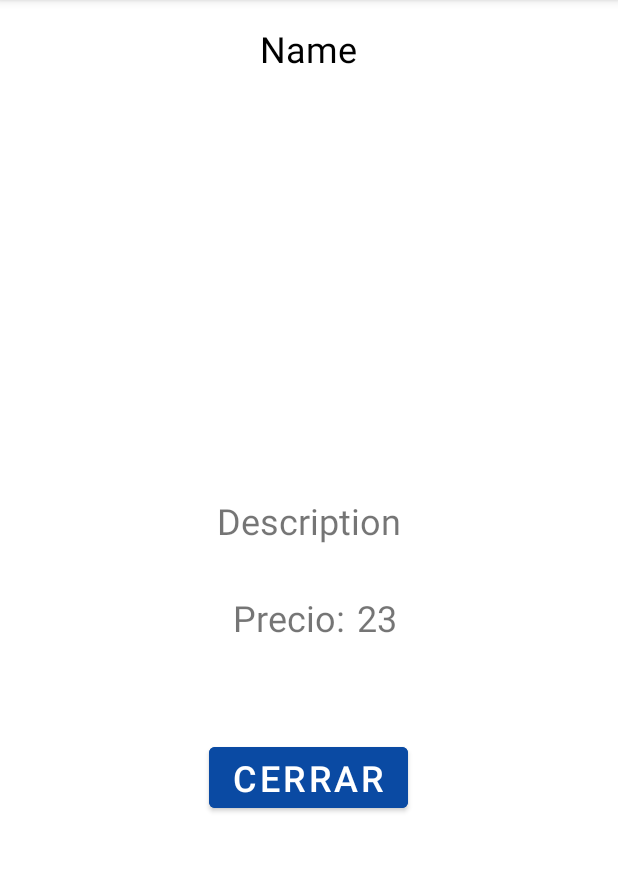
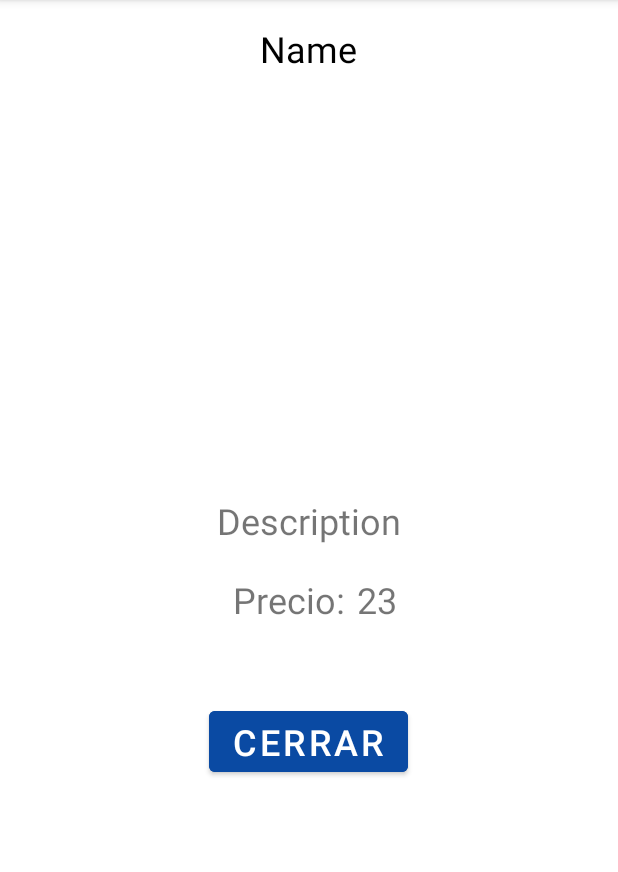
Before and after one commit to benjaespinosa-20/PracticeArchitecture, an Android app: the fragment DetailFragment placed in its activity, on a phone screen of 412 x 824 dp, the part 84-956 px from its top. Run offline under Robolectric (Android 15) with nearby library versions, the phone set to English and light mode, and no system bars; pictures from the network do not load; 5 statements that could not run were skipped.

Commit message:
fix design detail

```diff
--- a/app/src/main/res/layout/fragment_detail.xml
+++ b/app/src/main/res/layout/fragment_detail.xml
@@ -40,7 +40,7 @@
         android:layout_height="wrap_content"
         android:orientation="horizontal"
         android:layout_marginHorizontal="16dp"
-        android:layout_marginVertical="16dp"
+        android:layout_marginVertical="4dp"
         android:layout_gravity="center_horizontal">
 
         <TextView
@@ -49,7 +49,7 @@
             android:text="Precio:"
             android:textSize="24sp"
             android:layout_marginHorizontal="8dp"
-            android:layout_marginVertical="16dp"
+            android:layout_marginVertical="4dp"
             android:layout_gravity="center_horizontal" />
 
         <TextView
```
